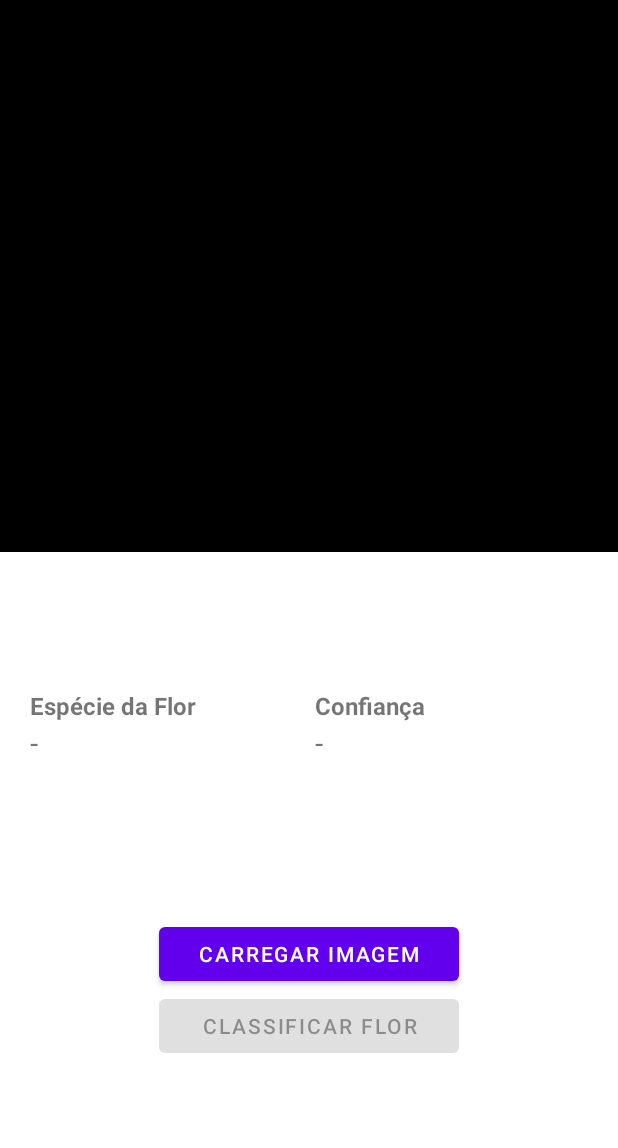
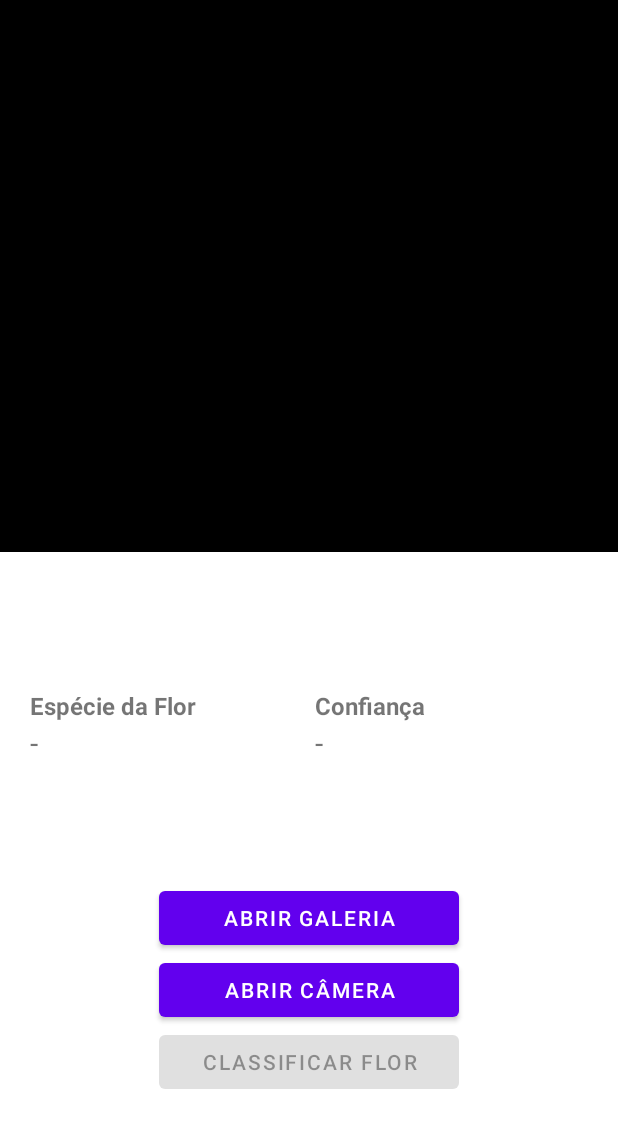
Before and after one commit to BytelandTechnologies/tflite-the-professional-course, an Android app: the screen it shows after launch (MainActivity), on a phone screen of 412 x 824 dp, the part 84-1232 px from its top. Run offline under Robolectric (Android 15) with nearby library versions, the phone set to English and light mode, and no system bars; libraries missing offline, so code that uses them is left out: org.tensorflow.lite; 3 statements that could not run were skipped.

Commit message:
Implemented image capturing through the camera.

```diff
--- a/app/src/main/AndroidManifest.xml
+++ b/app/src/main/AndroidManifest.xml
@@ -1,6 +1,10 @@
 <?xml version="1.0" encoding="utf-8"?>
 <manifest xmlns:android="http://schemas.android.com/apk/res/android"
     package="com.example.tflitecourse">
+
+    <uses-feature
+        android:name="android.hardware.camera"
+        android:required="true" />
 
     <application
         android:allowBackup="true"
--- a/app/src/main/java/com/example/tflitecourse/MainActivity.java
+++ b/app/src/main/java/com/example/tflitecourse/MainActivity.java
@@ -5,6 +5,7 @@ import android.content.Intent;
 import android.graphics.Bitmap;
 import android.graphics.drawable.BitmapDrawable;
 import android.os.Bundle;
+import android.provider.MediaStore;
 import android.util.Log;
 import android.widget.Button;
 import android.widget.ImageView;
@@ -26,20 +27,23 @@ import org.tensorflow.lite.support.tensorbuffer.TensorBuffer;
 
 import java.io.IOException;
 import java.nio.MappedByteBuffer;
-import java.util.Comparator;
 import java.util.List;
 import java.util.Map;
 
 public class MainActivity extends AppCompatActivity {
 
-    private static final int REQUEST_CODE = 100;
     private static final int IMAGE_SIZE = 224;
+    private static final int NUM_CLASSES = 102;
+    private static final float CLASSIFICATION_THRESHOLD = 0.7f;
     private static final String MODEL_FILENAME = "model.tflite";
     private static final String LABELS_FILENAME = "labels.txt";
+
+    private static final int REQUEST_CODE_IMAGE_CAMERA = 1;
+    private static final int REQUEST_CODE_IMAGE_GALLERY = 100;
     private static final String LOG_TAG = MainActivity.class.getCanonicalName();
 
     private ImageView imageView;
-    private Button buttonLoadImage, buttonClassifyImage;
+    private Button buttonLoadImageFromGallery, buttonLoadImageFromCamera, buttonClassifyImage;
     private TextView textViewBreed, textViewConfidence;
     private Interpreter interpreter;
     private List<String> labels;
@@ -51,7 +55,8 @@ public class MainActivity extends AppCompatActivity {
         setContentView(R.layout.activity_main);
 
         imageView = findViewById(R.id.image);
-        buttonLoadImage = findViewById(R.id.button_load_image);
+        buttonLoadImageFromGallery = findViewById(R.id.button_load_image_from_gallery);
+        buttonLoadImageFromCamera = findViewById(R.id.button_load_image_from_camera);
         buttonClassifyImage = findViewById(R.id.button_classify_image);
         textViewBreed = (TextView) findViewById(R.id.textView_flower);
         textViewConfidence = (TextView) findViewById(R.id.textView_confidence);
@@ -63,7 +68,8 @@ public class MainActivity extends AppCompatActivity {
             e.printStackTrace();
         }
 
-        buttonLoadImage.setOnClickListener(view -> openGalleryForImage());
+        buttonLoadImageFromGallery.setOnClickListener(view -> openGalleryForImage());
+        buttonLoadImageFromCamera.setOnClickListener(view -> openCameraForImage());
         buttonClassifyImage.setOnClickListener(view -> classifyImage());
     }
 
@@ -88,14 +94,25 @@ public class MainActivity extends AppCompatActivity {
     private void openGalleryForImage() {
         Intent intent = new Intent(Intent.ACTION_PICK);
         intent.setType("image/*");
-        startActivityForResult(intent, REQUEST_CODE);
+        startActivityForResult(intent, REQUEST_CODE_IMAGE_GALLERY);
+    }
+
+    private void openCameraForImage() {
+        Intent intent = new Intent(MediaStore.ACTION_IMAGE_CAPTURE);
+        startActivityForResult(intent, REQUEST_CODE_IMAGE_CAMERA);
     }
 
     @Override
     public void onActivityResult(int requestCode, int resultCode, Intent data) {
         super.onActivityResult(requestCode, resultCode, data);
-        if (resultCode == Activity.RESULT_OK && requestCode == REQUEST_CODE) {
-            imageView.setImageURI(data.getData());
+        if (resultCode == Activity.RESULT_OK) {
+            if (requestCode == REQUEST_CODE_IMAGE_GALLERY) {
+                imageView.setImageURI(data.getData());
+            } else if (requestCode == REQUEST_CODE_IMAGE_CAMERA) {
+                Bundle extras = data.getExtras();
+                Bitmap imageBitmap = (Bitmap) extras.get("data");
+                imageView.setImageBitmap(imageBitmap);
+            }
             buttonClassifyImage.setEnabled(true);
         }
     }
@@ -110,7 +127,7 @@ public class MainActivity extends AppCompatActivity {
             TensorImage inputImage = new TensorImage(DataType.FLOAT32);
             inputImage.load(bitmap);
             inputImage = imageProcessor.process(inputImage);
-            TensorBuffer output = TensorBuffer.createFixedSize(new int[]{1, 102}, DataType.FLOAT32);
+            TensorBuffer output = TensorBuffer.createFixedSize(new int[]{1, NUM_CLASSES}, DataType.FLOAT32);
 
             interpreter.run(inputImage.getBuffer(), output.getBuffer());
 
@@ -119,7 +136,11 @@ public class MainActivity extends AppCompatActivity {
             Map<String, Float> floatMap = tensorLabels.getMapWithFloatValue();
             Map.Entry<String, Float> argMax = floatMap.entrySet().stream()
                     .max(Map.Entry.comparingByValue()).get();
-            displayOutput(argMax.getKey(), argMax.getValue().floatValue());
+            float confidence = argMax.getValue().floatValue();
+            if (confidence > CLASSIFICATION_THRESHOLD)
+                displayOutput(argMax.getKey(), confidence);
+            else
+                displayUnknownOutput();
         }).start();
     }
 
@@ -129,4 +150,12 @@ public class MainActivity extends AppCompatActivity {
             textViewConfidence.setText(String.format("%.2f%%", confidence));
         });
     }
+
+    private void displayUnknownOutput() {
+        runOnUiThread(() -> {
+            textViewBreed.setText("-");
+            textViewConfidence.setText(String.format("-"));
+            Toast.makeText(this, "Espécie não identificada.", Toast.LENGTH_LONG).show();
+        });
+    }
 }
--- a/app/src/main/res/layout/activity_main.xml
+++ b/app/src/main/res/layout/activity_main.xml
@@ -86,10 +86,16 @@
             android:orientation="vertical">
 
             <Button
-                android:id="@+id/button_load_image"
+                android:id="@+id/button_load_image_from_gallery"
                 android:layout_width="200dp"
                 android:layout_height="wrap_content"
-                android:text="Carregar Imagem" />
+                android:text="Abrir Galeria" />
+
+            <Button
+                android:id="@+id/button_load_image_from_camera"
+                android:layout_width="200dp"
+                android:layout_height="wrap_content"
+                android:text="Abrir Câmera" />
 
             <Button
                 android:id="@+id/button_classify_image"
```
